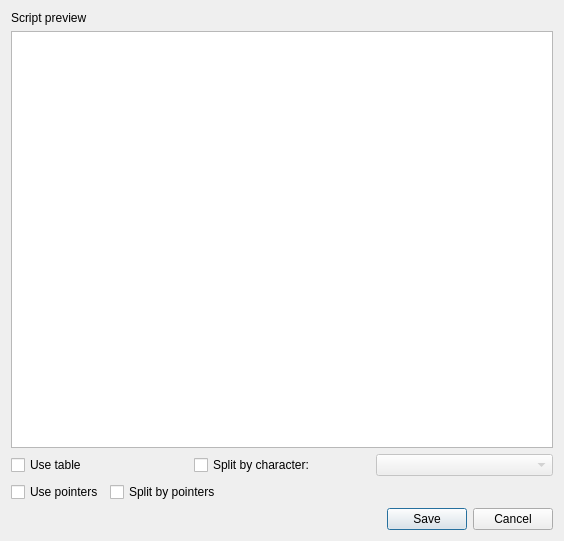
This is src/dialogs/DumpScriptdialog.ui in road-t/RTHextion as Qt 5 draws it before an edit. The edited form follows.
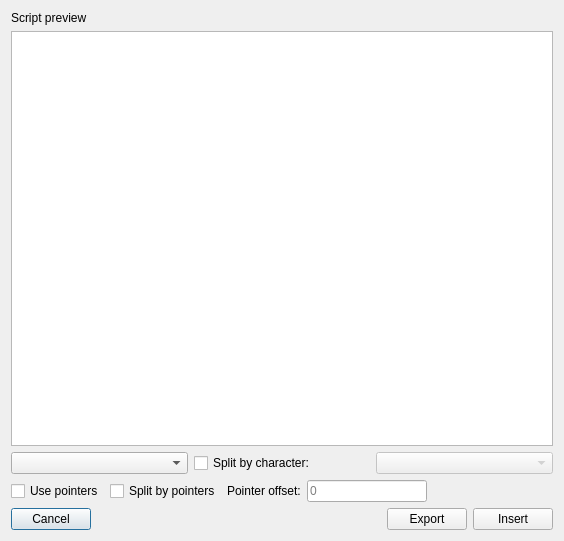
This is the edited form.

Commit message: Multiple updates: - Search/replace dialog refactored - Script editor refactored - IPS patching fixed - Dock windows updated - Other minor fixes

```diff
--- a/src/dialogs/DumpScriptdialog.ui
+++ b/src/dialogs/DumpScriptdialog.ui
@@ -32,9 +32,12 @@
      <item>
       <layout class="QHBoxLayout" name="primaryOptionsLayout">
      <item>
-      <widget class="QCheckBox" name="cbUseTable">
-       <property name="text">
-        <string>Use table</string>
+      <widget class="QComboBox" name="cmbTable">
+       <property name="sizePolicy">
+        <sizepolicy hsizetype="Preferred" vsizetype="Fixed">
+         <horstretch>0</horstretch>
+         <verstretch>0</verstretch>
+        </sizepolicy>
        </property>
       </widget>
      </item>
@@ -73,6 +76,26 @@
          </property>
         </widget>
        </item>
+       <item>
+        <widget class="QLabel" name="lbPointerOffset">
+         <property name="text">
+          <string>Pointer offset:</string>
+         </property>
+        </widget>
+       </item>
+       <item>
+        <widget class="QLineEdit" name="lePointerOffset">
+         <property name="maximumSize">
+          <size>
+           <width>120</width>
+           <height>16777215</height>
+          </size>
+         </property>
+         <property name="placeholderText">
+          <string>0</string>
+         </property>
+        </widget>
+       </item>
        <item>
         <spacer name="horizontalSpacerPointers">
          <property name="orientation">
@@ -91,14 +114,42 @@
     </layout>
    </item>
    <item row="4" column="0">
-    <widget class="QDialogButtonBox" name="buttonBox">
-     <property name="orientation">
-      <enum>Qt::Horizontal</enum>
-     </property>
-     <property name="standardButtons">
-      <set>QDialogButtonBox::Cancel|QDialogButtonBox::Save</set>
-     </property>
-    </widget>
+    <layout class="QHBoxLayout" name="buttonsLayout">
+     <item>
+      <widget class="QPushButton" name="pbCancel">
+       <property name="text">
+        <string>Cancel</string>
+       </property>
+      </widget>
+     </item>
+     <item>
+      <spacer name="horizontalSpacerButtons">
+       <property name="orientation">
+        <enum>Qt::Horizontal</enum>
+       </property>
+       <property name="sizeHint" stdset="0">
+        <size>
+         <width>40</width>
+         <height>20</height>
+        </size>
+       </property>
+      </spacer>
+     </item>
+     <item>
+      <widget class="QPushButton" name="pbExport">
+       <property name="text">
+        <string>Export</string>
+       </property>
+      </widget>
+     </item>
+     <item>
+      <widget class="QPushButton" name="pbInsert">
+       <property name="text">
+        <string>Insert</string>
+       </property>
+      </widget>
+     </item>
+    </layout>
    </item>
   </layout>
  </widget>
```
Left out of the diff: 37 changed lines with no effect on the pictures. The commit also changes 33 other files.
